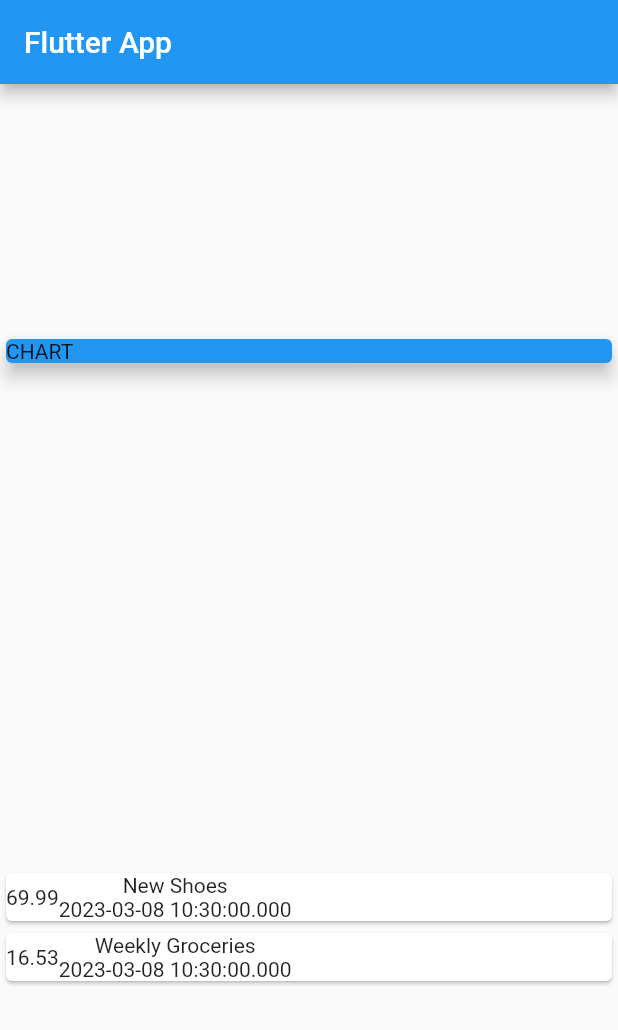
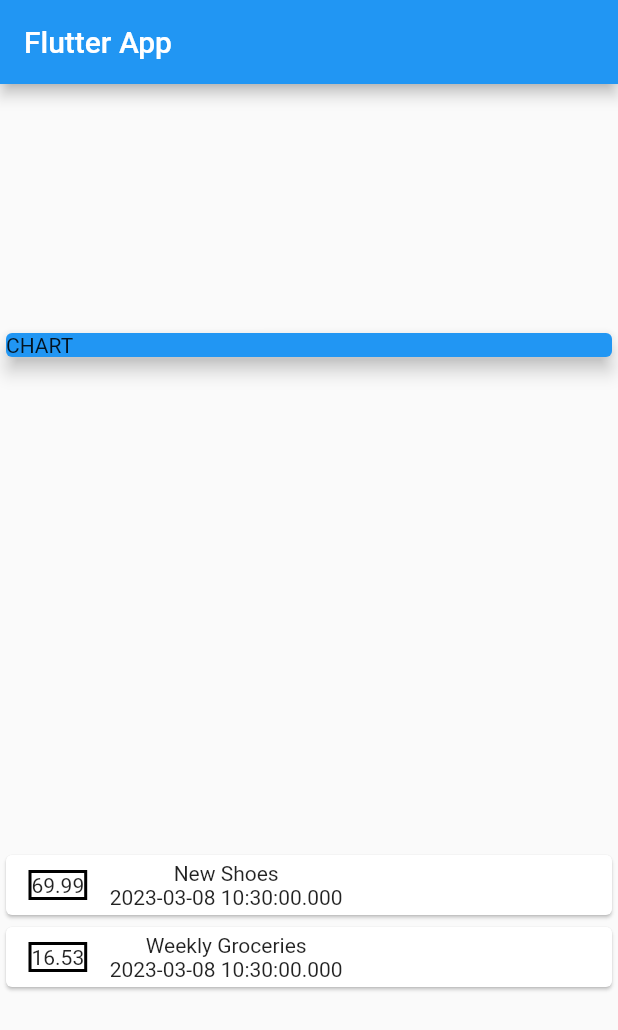
Before and after one commit to svadtya/flut_expense_app, a Flutter app: the screen it shows after launch, on a phone screen of 412 x 824 dp. Shown: the top 1030 px of the screen. Run offline on Flutter 3.47's test engine with Material 2 defaults, Android fonts, the phone set to English and light mode, and no system bars.

Commit message:
styling the transaction price container

```diff
--- a/lib/main.dart
+++ b/lib/main.dart
@@ -49,6 +49,11 @@ class MyHomePage extends StatelessWidget {
                   child: Row(
                     children: <Widget>[
                       Container(
+                        margin: EdgeInsets.symmetric(
+                          vertical: 10,
+                          horizontal: 15,
+                        ),
+                        decoration: BoxDecoration(border: Border.all(color: Colors.black, width: 2,)),
                         child: Text(tx.amount.toString()),
                       ),
                       Column(
```
